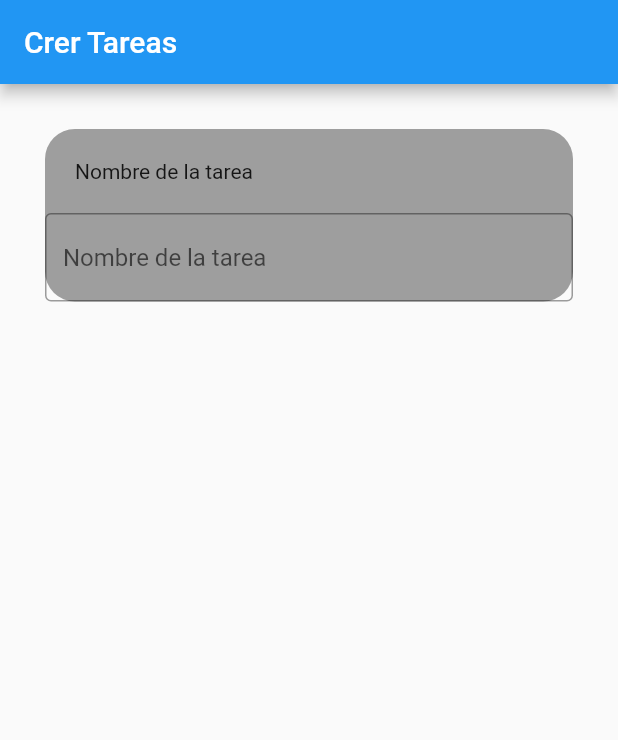
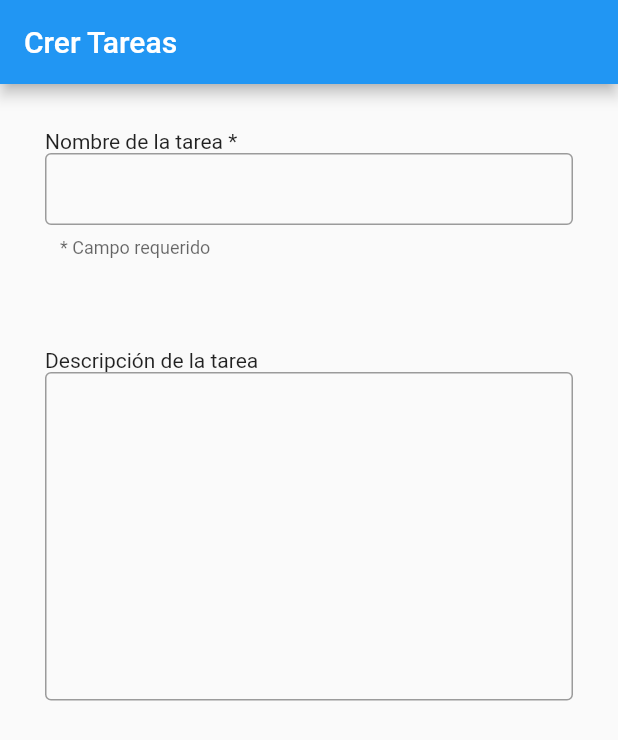
Before and after one commit to DGPAS/DGP_AS, a Flutter app: the screen it shows after launch, on a phone screen of 412 x 824 dp. Shown: the top 740 px of the screen. Run offline on Flutter 3.47's test engine with Material 2 defaults, Android fonts, the light colour scheme and no system bars.

Commit message:
Avance en formularios y addTask

```diff
--- a/Dability/lib/add_task.dart
+++ b/Dability/lib/add_task.dart
@@ -1,5 +1,6 @@
 import 'package:flutter/material.dart';
 import 'package:dability/text_form.dart';
+import 'package:dability/form_type.dart';
 
 
 class AddTask extends StatelessWidget {
@@ -14,8 +15,12 @@ class AddTask extends StatelessWidget {
       body: Column(
         children: <Widget>[
           Container(
-            padding: EdgeInsets.all(30.0),
-            child: const TextForm(),
+            padding: const EdgeInsets.all(30.0),
+            child: const TextForm(requiredField: true, titulo: "Nombre de la tarea", tipo: FormType.title,),
+          ),
+          Container(
+            padding: const EdgeInsets.all(30.0),
+            child: const TextForm(requiredField: false, titulo: "Descripción de la tarea", tipo: FormType.description),
           ),
         ],
       ),
--- /dev/null
+++ b/Dability/lib/form_type.dart
@@ -0,0 +1,4 @@
+enum FormType {
+  title,
+  description,
+}
--- a/Dability/lib/text_form.dart
+++ b/Dability/lib/text_form.dart
@@ -1,53 +1,70 @@
 import 'package:flutter/material.dart';
+import 'package:dability/form_type.dart';
 
-// Define a custom Form widget.
 class TextForm extends StatefulWidget {
-  const TextForm({super.key});
+  final bool requiredField;
+  final String titulo;
+  final FormType tipo;
+
+  const TextForm({
+    Key? key,
+    required this.requiredField,
+    required this.titulo,
+    required this.tipo,
+  }) : super(key: key);
 
   @override
-  TextFormState createState() {
-    return TextFormState();
-  }
+  _TextFormState createState() => _TextFormState(requiredField: requiredField, titulo: titulo, tipo: tipo);
 }
 
-// Define a corresponding State class.
-// This class holds data related to the form.
-class TextFormState extends State<TextForm> {
-  // Create a global key that uniquely identifies the Form widget
-  // and allows validation of the form.
-  //
-  // Note: This is a `GlobalKey<FormState>`,
-  // not a GlobalKey<MyCustomFormState>.
+class _TextFormState extends State<TextForm> {
   final _formKey = GlobalKey<FormState>();
+  String campoRequerido = "* Campo requerido";
+  String titulo = "";
+  FormType tipo = FormType.title;
+  final bool requiredField;
+
+  _TextFormState({required this.requiredField, required this.titulo, required this.tipo});
+
+  double getContentPadding () {
+    if (tipo == FormType.title) {
+      return 12.0;
+    } else if (tipo == FormType.description) {
+      return 200.0;
+    } else {
+      return 12.0; // Valor por defecto
+    }
+  }
 
   @override
   Widget build(BuildContext context) {
-    // Build a Form widget using the _formKey created above.
     return Form(
       key: _formKey,
-      child: DecoratedBox(
-        decoration: BoxDecoration(
-          color: Colors.grey,
-          borderRadius: BorderRadius.circular(20),
-
-        ),
-        position: DecorationPosition.background,
-        child: Column(
-          children: <Widget>[
-            Container (
-              alignment: Alignment.topLeft,
-              padding: EdgeInsets.fromLTRB(20, 20, 20, 20),
-              child: const Text("Nombre de la tarea"),
+      child: Column(
+        children: <Widget>[
+          Align(
+            alignment: Alignment.topLeft,
+            child: Text(
+              '$titulo${requiredField ? ' *' : ''}',
             ),
-            TextField (
-              decoration: InputDecoration(
-                border: OutlineInputBorder(),
-                hintText: 'Nombre de la tarea',
-              ),
+          ),
+          TextFormField(
+            decoration: InputDecoration(
+              border: const OutlineInputBorder(),
+              contentPadding: EdgeInsets.fromLTRB(10,0,0,getContentPadding()),
+              helperText: requiredField ? campoRequerido : null,
+              //labelText: '$titulo${requiredField ? ' *' : ''}',
+              alignLabelWithHint: true,
             ),
-          ],
-        ),
-
+            onSaved: (String? value) {
+              // This optional block of code can be used to run
+              // code when the user saves the form.
+            },
+            validator: (String? value) {
+              return (value != null && value.contains('@')) ? 'Do not use the @ char.' : null;
+            },
+          ),
+        ],
       ),
     );
   }
```
